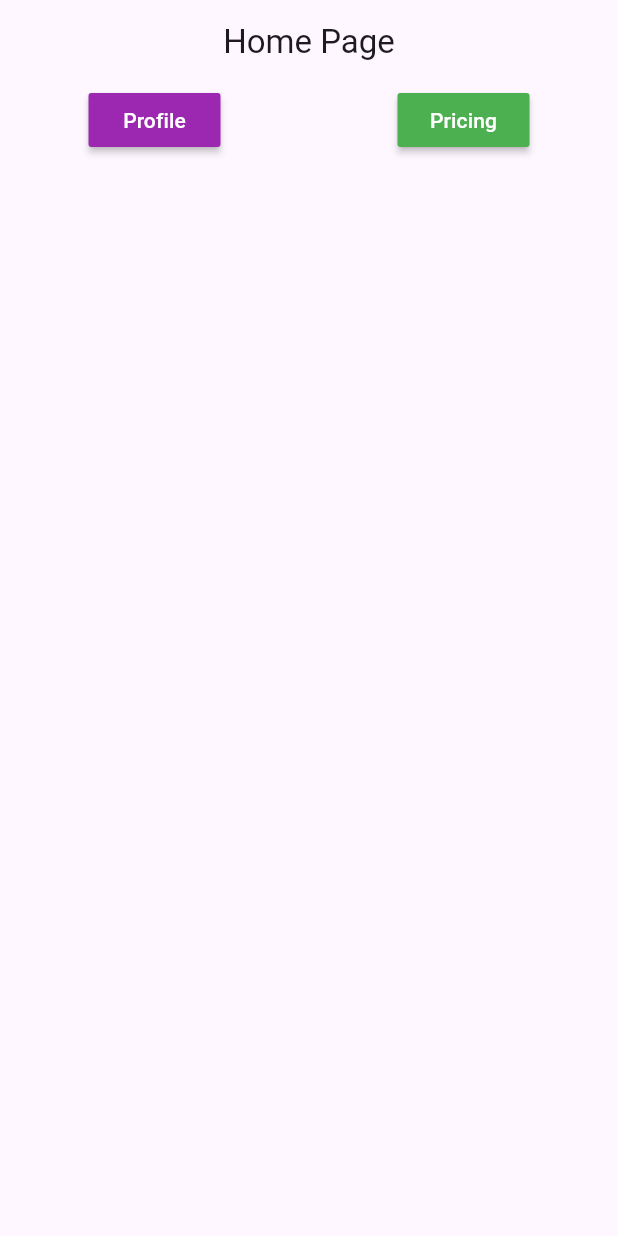
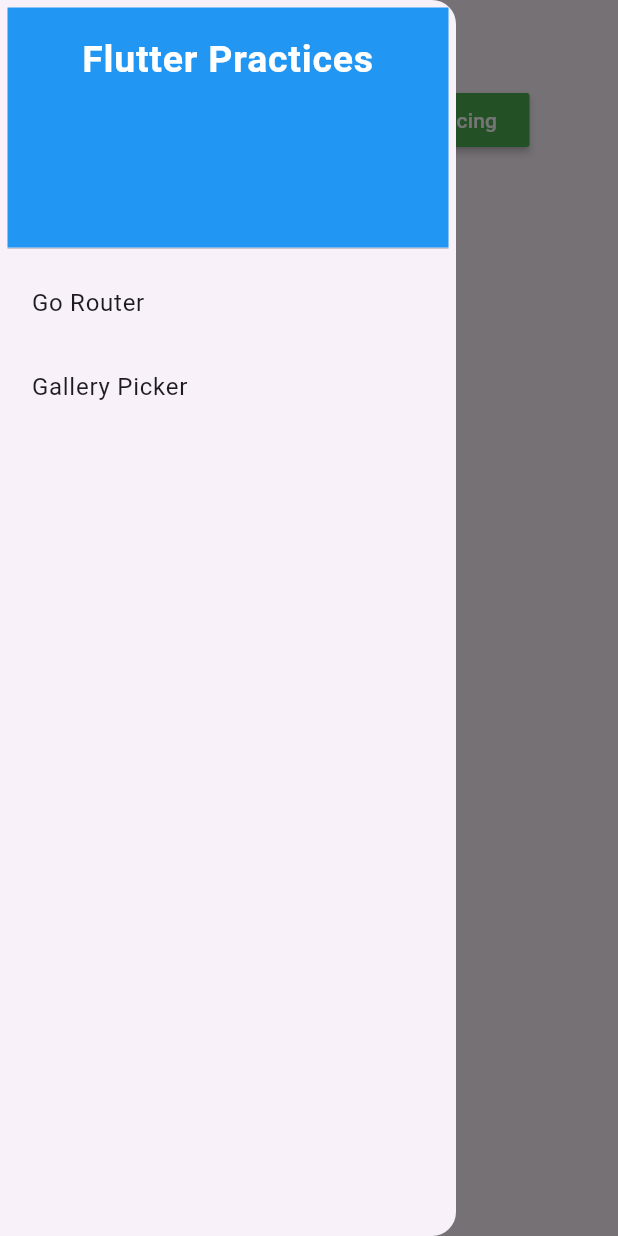
Before and after one commit to YhomiAce/flutter_practices, a Flutter app: the GoHomePage screen opened by its route, with the side drawer open (before the commit the screen has no drawer), on a phone screen of 412 x 824 dp. Run offline on Flutter 3.47's test engine with Material 3 defaults, Android fonts, the phone set to English and light mode, and no system bars; our stand-ins replace go_router; missing offline and left inert: gallery_picker, modular_ui.

Commit message:
Gallery Picker

```diff
--- a/lib/main.dart
+++ b/lib/main.dart
@@ -1,4 +1,5 @@
 import 'package:boxed_app/models/user.dart';
+import 'package:boxed_app/pages/gallery/gallery.dart';
 import 'package:boxed_app/pages/go_router/home.dart';
 import 'package:boxed_app/pages/go_router/login.dart';
 import 'package:boxed_app/pages/go_router/pricing.dart';
@@ -24,6 +25,11 @@ class MyApp extends StatelessWidget {
         useMaterial3: true,
       ),
       routerConfig: _router,
+      builder: (context, child) {
+        return Flexible(
+          child: child!,
+        );
+      },
     );
   }
 }
@@ -57,5 +63,10 @@ final GoRouter _router = GoRouter(
         return PricingPage(amount: amount);
       },
     ),
+    GoRoute(
+      path: "/gallery",
+      name: "/gallery",
+      builder: (context, state) => const Gallery(),
+    )
   ],
 );
--- a/lib/pages/go_router/home.dart
+++ b/lib/pages/go_router/home.dart
@@ -1,4 +1,5 @@
 import 'package:boxed_app/models/user.dart';
+import 'package:boxed_app/widgets/side_bar.dart';
 import 'package:flutter/material.dart';
 import 'package:go_router/go_router.dart';
 
@@ -12,6 +13,7 @@ class GoHomePage extends StatelessWidget {
         centerTitle: true,
         title: const Text("Home Page"),
       ),
+      drawer: const SideBarDrawer(),
       body: Row(
         mainAxisAlignment: MainAxisAlignment.spaceAround,
         children: [
--- /dev/null
+++ b/lib/widgets/side_bar.dart
@@ -0,0 +1,40 @@
+import 'package:flutter/material.dart';
+import 'package:go_router/go_router.dart';
+
+class SideBarDrawer extends StatelessWidget {
+  const SideBarDrawer({super.key});
+
+  @override
+  Widget build(BuildContext context) {
+    return Drawer(
+      child: ListView(
+        padding: const EdgeInsets.all(5),
+        children: [
+          const DrawerHeader(
+            decoration: BoxDecoration(
+              color: Colors.blue,
+              shape: BoxShape.rectangle,
+            ),
+            child: Text(
+              "Flutter Practices",
+              style: TextStyle(
+                color: Colors.white,
+                fontSize: 25,
+                fontWeight: FontWeight.bold,
+              ),
+              textAlign: TextAlign.center,
+            ),
+          ),
+          ListTile(
+            title: const Text("Go Router"),
+            onTap: () => context.pushNamed("/home"),
+          ),
+          ListTile(
+            title: const Text("Gallery Picker"),
+            onTap: () => context.goNamed("/gallery"),
+          ),
+        ],
+      ),
+    );
+  }
+}
--- a/pubspec.yaml
+++ b/pubspec.yaml
@@ -37,6 +37,7 @@ dependencies:
   cupertino_icons: ^1.0.2
   go_router: ^13.2.2
   modular_ui: ^0.0.5
+  gallery_picker: ^0.5.1
 
 dev_dependencies:
   flutter_test:
```
Also changed, not shown: lib/pages/gallery/gallery.dart (added, +61 -0 lines), pubspec.lock, 6 other files.
